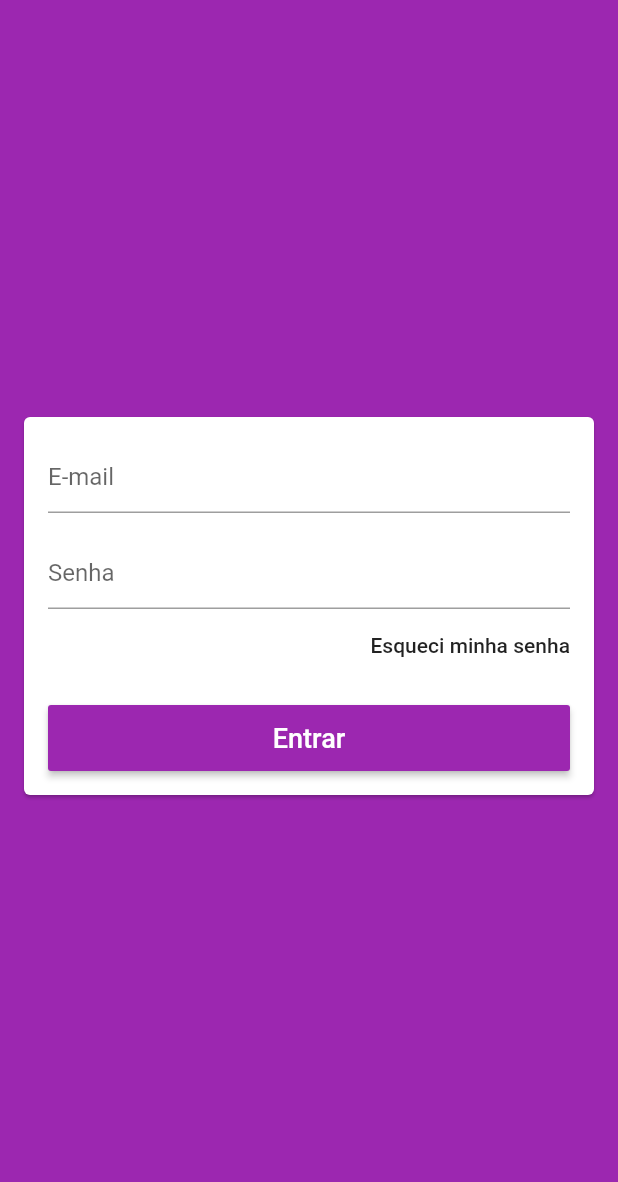
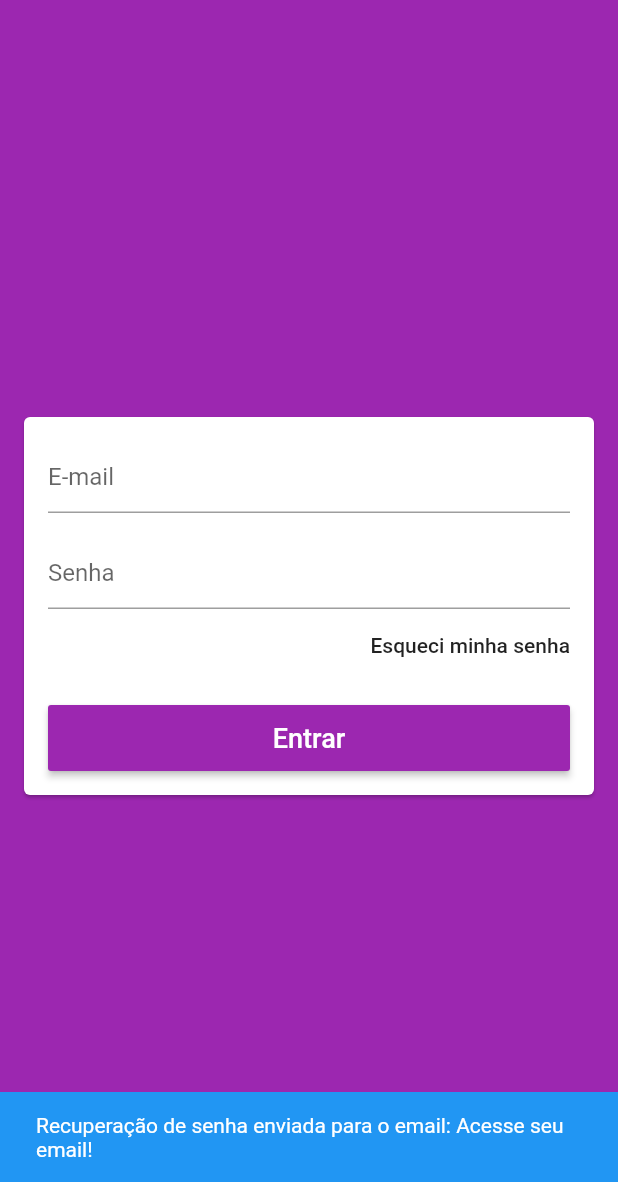
Before and after one commit to LilianeCosta767/OncoArray, a Flutter app: the screen it shows after launch, after a tap on "Esqueci minha senha", on a phone screen of 412 x 824 dp, the part 54-1236 px from its top. Run offline on Flutter 3.47's test engine with Material 2 defaults, Android fonts, the phone set to English and light mode, and no system bars; our stand-ins replace cloud_firestore, firebase_auth; accounts and stored records are empty; network calls fail; Roboto replaces fonts that are missing (Raleway).

Commit message:
Melhorias Foram Feitas

```diff
--- a/OncoAssay/lib/main.dart
+++ b/OncoAssay/lib/main.dart
@@ -3,6 +3,7 @@ import 'package:OncoAssay/screen/list_oncoassay.dart';
 import 'package:OncoAssay/screen/login_screen.dart';
 import 'package:OncoAssay/screen/signup_screen.dart';
 import 'package:flutter/material.dart';
+import 'package:flutter/services.dart';
 import 'package:provider/provider.dart';
 import 'models/user_manager.dart';
 import 'utils/app_routes.dart';
@@ -12,6 +13,10 @@ void main() => runApp(MyApp());
 class MyApp extends StatelessWidget {
   @override
   Widget build(BuildContext context) {
+    SystemChrome.setSystemUIOverlayStyle(
+        SystemUiOverlayStyle(statusBarColor: Colors.transparent));
+
+    SystemChrome.setPreferredOrientations([DeviceOrientation.portraitUp]);
     return ChangeNotifierProvider(
       create: (_) => UserManager(),
       child: MaterialApp(
--- a/OncoAssay/lib/screen/login_screen.dart
+++ b/OncoAssay/lib/screen/login_screen.dart
@@ -125,9 +125,11 @@ class LoginScreen extends StatelessWidget {
                             user: User(
                           email: emailController.text,
                         ));
-                    if (await canLaunch("https://www.google.com")) {
-                      await launch("https://www.google.com");
-                    }
+                    scaffoldKey.currentState.showSnackBar(SnackBar(
+                      content: Text(
+                          'Recuperação de senha enviada para o email: Acesse seu email!'),
+                      backgroundColor: Colors.blue,
+                    ));
                   },
                   padding: EdgeInsets.zero,
                   child: const Text('Esqueci minha senha'),
```
Also changed, not shown: OncoAssay/lib/screen/signup_screen.dart (+3 -4 lines), 3 other files.
